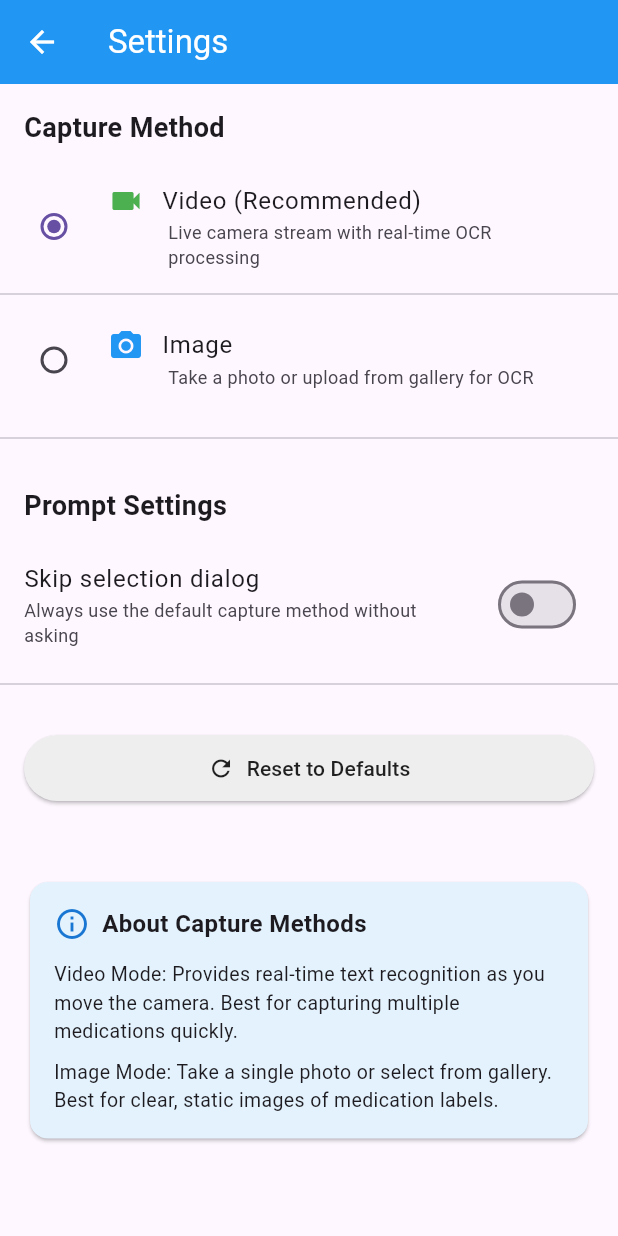
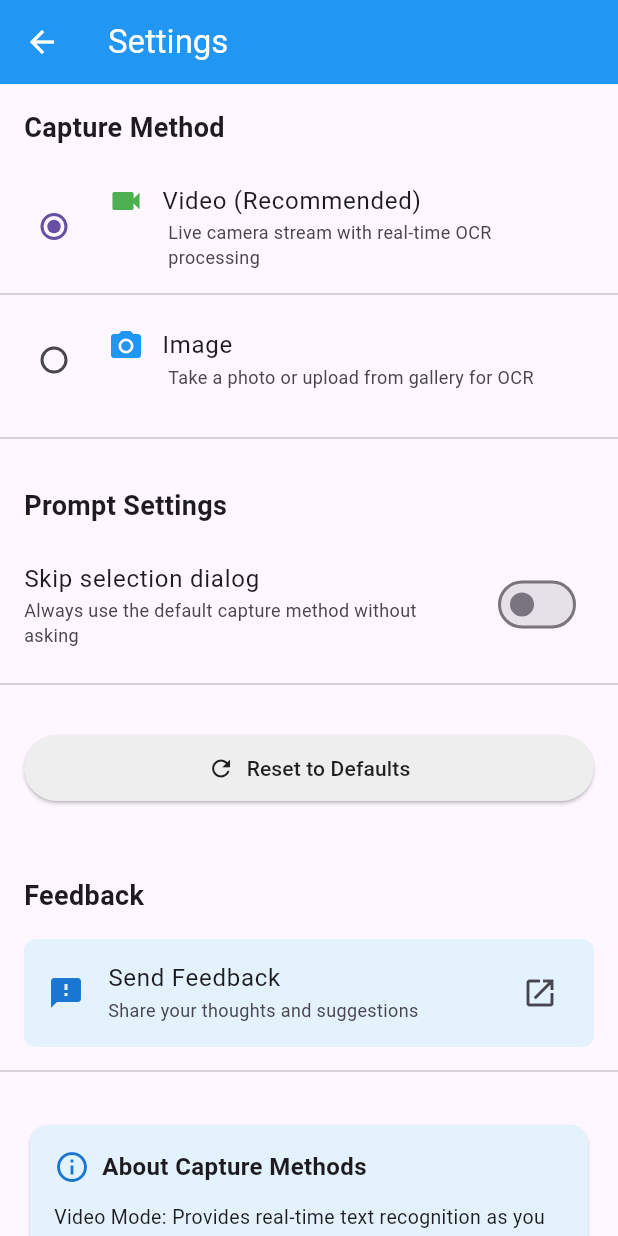
Before and after one commit to yashb2009/newmedtracker, a Flutter app: the SettingsScreen screen opened by its route, on a phone screen of 412 x 824 dp. Run offline on Flutter 3.47's test engine with Material 3 defaults, Android fonts, the phone set to English and light mode, and no system bars; our stand-ins replace camera, image_picker, isar, shared_preferences; missing offline and left inert: google_mlkit_text_recognition; accounts and stored records are empty; generated files the repository leaves out were written again.

Commit message:
Add feedback form section to settings
- Added url_launcher dependency to pubspec.yaml
- Implemented feedback form button in settings screen
- Opens Google Forms URL when tapped
- Styled consistently with existing UI

```diff
--- a/lib/screens/settings_screen.dart
+++ b/lib/screens/settings_screen.dart
@@ -1,4 +1,5 @@
 import 'package:flutter/material.dart';
+import 'package:url_launcher/url_launcher.dart';
 import '../services/preferences_service.dart';
 
 class SettingsScreen extends StatefulWidget {
@@ -66,6 +67,20 @@ class _SettingsScreenState extends State<SettingsScreen> {
           duration: Duration(seconds: 2),
         ),
       );
+    }
+  }
+
+  Future<void> _openFeedbackForm() async {
+    final Uri url = Uri.parse('https://forms.gle/WhhmHwWuDW4dnBwh8');
+    if (!await launchUrl(url, mode: LaunchMode.externalApplication)) {
+      if (mounted) {
+        ScaffoldMessenger.of(context).showSnackBar(
+          const SnackBar(
+            content: Text('Could not open feedback form'),
+            duration: Duration(seconds: 2),
+          ),
+        );
+      }
     }
   }
 
@@ -213,6 +228,39 @@ class _SettingsScreenState extends State<SettingsScreen> {
 
                 const SizedBox(height: 16),
 
+                // Feedback section
+                const Padding(
+                  padding: EdgeInsets.all(16.0),
+                  child: Text(
+                    'Feedback',
+                    style: TextStyle(
+                      fontSize: 18,
+                      fontWeight: FontWeight.bold,
+                    ),
+                  ),
+                ),
+
+                // Feedback form button
+                Padding(
+                  padding: const EdgeInsets.symmetric(horizontal: 16.0),
+                  child: ListTile(
+                    leading: Icon(Icons.feedback, color: Colors.blue.shade700),
+                    title: const Text('Send Feedback'),
+                    subtitle: const Text(
+                      'Share your thoughts and suggestions',
+                      style: TextStyle(fontSize: 12),
+                    ),
+                    trailing: const Icon(Icons.open_in_new),
+                    onTap: _openFeedbackForm,
+                    tileColor: Colors.blue.shade50,
+                    shape: RoundedRectangleBorder(
+                      borderRadius: BorderRadius.circular(8),
+                    ),
+                  ),
+                ),
+
+                const Divider(height: 32),
+
                 // Info section
                 Padding(
                   padding: const EdgeInsets.all(16.0),
--- a/pubspec.yaml
+++ b/pubspec.yaml
@@ -40,6 +40,7 @@ dependencies:
   path_provider: ^2.1.2
   camera: ^0.11.0+2
   shared_preferences: ^2.2.2
+  url_launcher: ^6.3.1
 
   # The following adds the Cupertino Icons font to your application.
   # Use with the CupertinoIcons class for iOS style icons.
```
